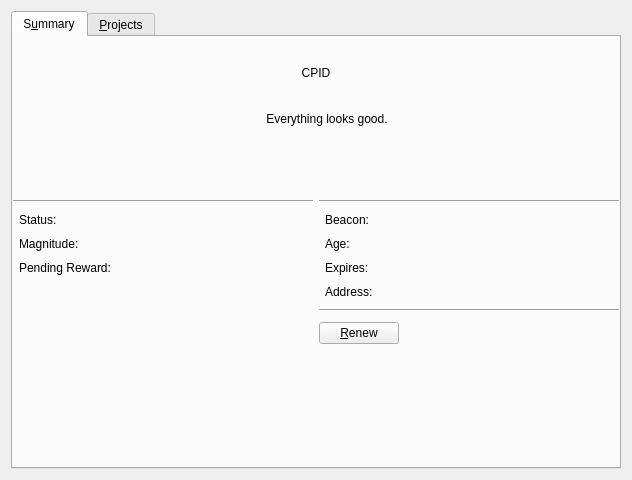
Above: src/qt/forms/researcherwizardsummarypage.ui from gridcoin-community/Gridcoin-Research before the change. Below: the same form after it.
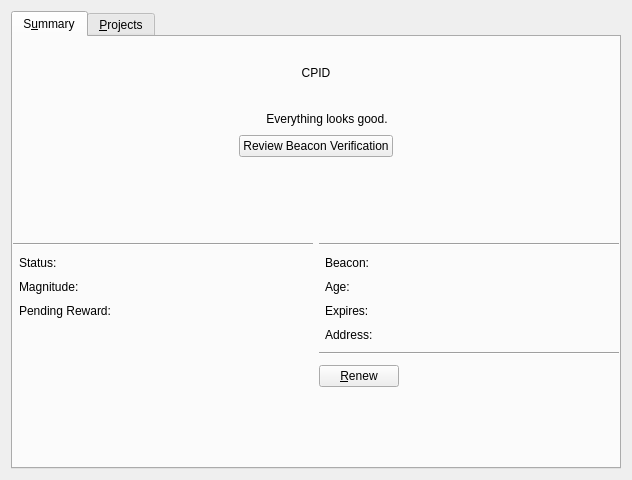
That is the form after the change. Icons and pictures are not drawn.

Commit message:
Add review beacon auth button to wizard summary page
This adds a button to the researcher wizard summary page that returns
the user to the beacon verification instructions. It enables users to
review their beacon verification code if needed.

```diff
--- a/src/qt/forms/researcherwizardsummarypage.ui
+++ b/src/qt/forms/researcherwizardsummarypage.ui
@@ -196,6 +196,19 @@
          </item>
         </layout>
        </item>
+       <item alignment="Qt::AlignHCenter|Qt::AlignTop">
+        <widget class="QPushButton" name="reviewBeaconAuthButton">
+         <property name="sizePolicy">
+          <sizepolicy hsizetype="Fixed" vsizetype="Fixed">
+           <horstretch>0</horstretch>
+           <verstretch>0</verstretch>
+          </sizepolicy>
+         </property>
+         <property name="text">
+          <string>Review Beacon Verification</string>
+         </property>
+        </widget>
+       </item>
        <item>
         <spacer name="headerBottomSpacer">
          <property name="orientation">
@@ -204,6 +217,12 @@
          <property name="sizeType">
           <enum>QSizePolicy::Expanding</enum>
          </property>
+         <property name="sizeHint" stdset="0">
+          <size>
+           <width>0</width>
+           <height>0</height>
+          </size>
+         </property>
         </spacer>
        </item>
        <item>
```
The commit also changes 4 other files.
